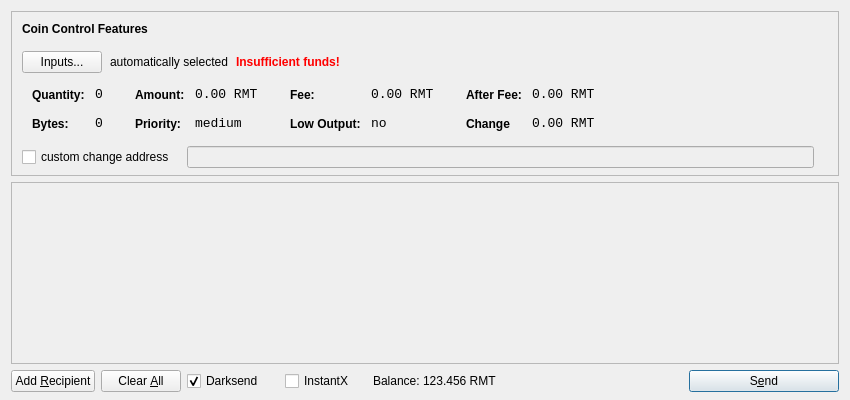
Old version of the form src/qt/forms/sendcoinsdialog.ui in the repository rampantco/Rampant.
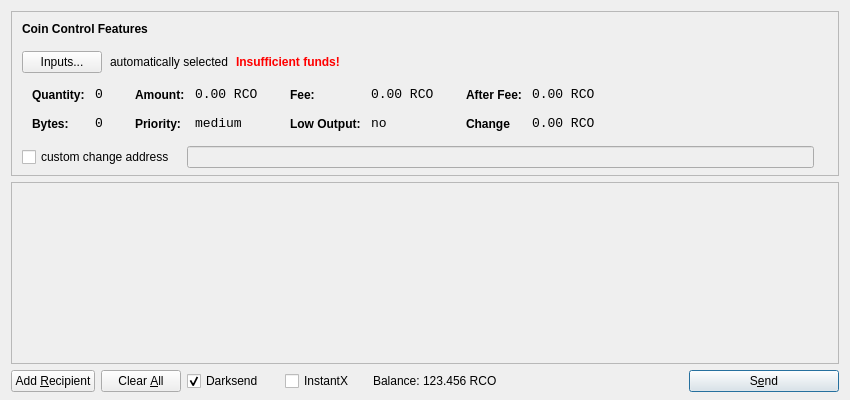
New version of the form. Icons and pictures are not drawn.

Patch:
```diff
--- a/src/qt/forms/sendcoinsdialog.ui
+++ b/src/qt/forms/sendcoinsdialog.ui
@@ -321,7 +321,7 @@
                   <enum>Qt::ActionsContextMenu</enum>
                  </property>
                  <property name="text">
-                  <string>0.00 RMT</string>
+                  <string>0.00 RCO</string>
                  </property>
                  <property name="textInteractionFlags">
                   <set>Qt::LinksAccessibleByMouse|Qt::TextSelectableByKeyboard|Qt::TextSelectableByMouse</set>
@@ -407,7 +407,7 @@
                   <enum>Qt::ActionsContextMenu</enum>
                  </property>
                  <property name="text">
-                  <string>0.00 RMT</string>
+                  <string>0.00 RCO</string>
                  </property>
                  <property name="textInteractionFlags">
                   <set>Qt::LinksAccessibleByMouse|Qt::TextSelectableByKeyboard|Qt::TextSelectableByMouse</set>
@@ -493,7 +493,7 @@
                   <enum>Qt::ActionsContextMenu</enum>
                  </property>
                  <property name="text">
-                  <string>0.00 RMT</string>
+                  <string>0.00 RCO</string>
                  </property>
                  <property name="textInteractionFlags">
                   <set>Qt::LinksAccessibleByMouse|Qt::TextSelectableByKeyboard|Qt::TextSelectableByMouse</set>
@@ -525,7 +525,7 @@
                   <enum>Qt::ActionsContextMenu</enum>
                  </property>
                  <property name="text">
-                  <string>0.00 RMT</string>
+                  <string>0.00 RCO</string>
                  </property>
                  <property name="textInteractionFlags">
                   <set>Qt::LinksAccessibleByMouse|Qt::TextSelectableByKeyboard|Qt::TextSelectableByMouse</set>
@@ -756,7 +756,7 @@
           <cursorShape>IBeamCursor</cursorShape>
          </property>
          <property name="text">
-          <string>123.456 RMT</string>
+          <string>123.456 RCO</string>
          </property>
          <property name="textInteractionFlags">
           <set>Qt::LinksAccessibleByMouse|Qt::TextSelectableByKeyboard|Qt::TextSelectableByMouse</set>
```
